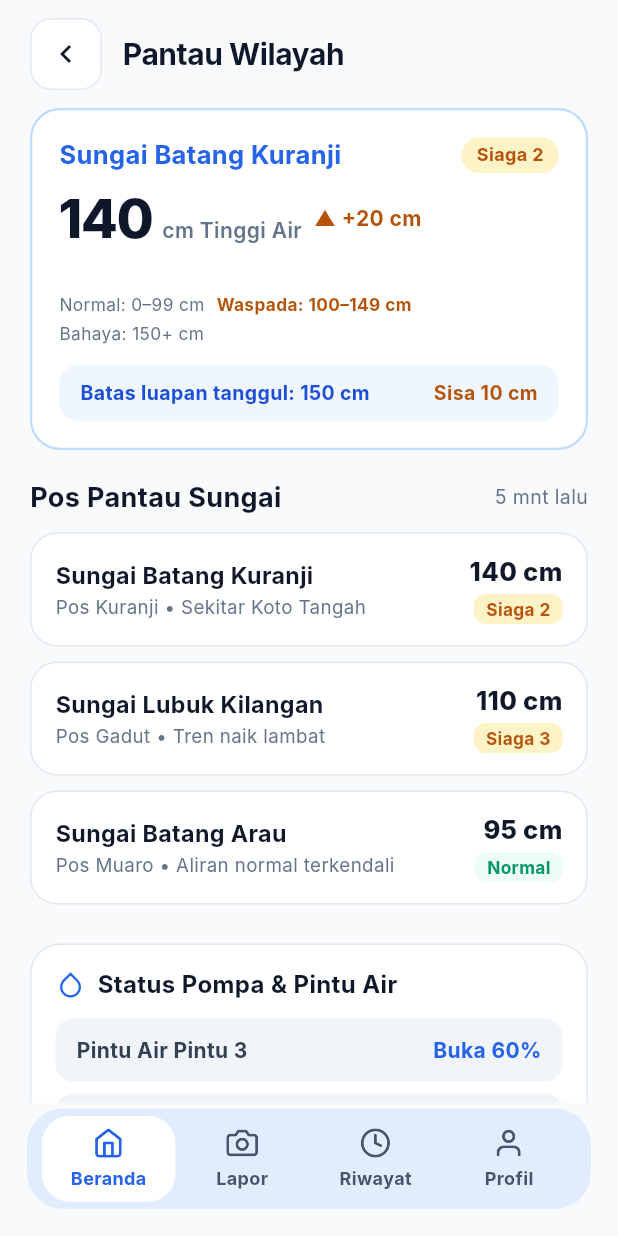
After one commit to muhammadrafifatihulihsan/siagabanjir, a Flutter app: the RegionMonitorScreen screen opened directly, on a phone screen of 412 x 824 dp. The commit adds this screen. Run offline on Flutter 3.47's test engine with Material 3 defaults, Android fonts, the phone set to English and light mode, and no system bars.

Commit message:
feat(monitor): implementasi halaman pantau wilayah publik sesuai monitor_public.svg dan integrasi beranda

```diff
--- a/apps/siagabanjir/lib/app/siaga_banjir_app.dart
+++ b/apps/siagabanjir/lib/app/siaga_banjir_app.dart
@@ -8,6 +8,7 @@ import '../features/home/presentation/home_action.dart';
 import '../features/home/presentation/home_preview_sheet.dart';
 import '../features/home/presentation/home_screen.dart';
 import '../features/messages/presentation/messages_inbox_screen.dart';
+import '../features/monitor/presentation/region_monitor_screen.dart';
 import '../features/reports/presentation/report_create_screen.dart';
 import '../shared/theme/siaga_theme.dart';
 
@@ -108,6 +109,17 @@ class SiagaBanjirApp extends StatelessWidget {
           ),
         ),
       );
+    } else if (next == HomeAction.monitor) {
+      await Navigator.of(context).push(
+        MaterialPageRoute<void>(
+          builder: (routeContext) => RegionMonitorScreen(
+            onHome: () => Navigator.pop(routeContext),
+            onReport: () => _openPreview(routeContext, HomeAction.report),
+            onHistory: () => _openPreview(routeContext, HomeAction.history),
+            onProfile: () => _openPreview(routeContext, HomeAction.profile),
+          ),
+        ),
+      );
     } else if (next != null) {
       await _openPreview(context, next);
     }
--- a/apps/siagabanjir/lib/features/home/presentation/home_preview_sheet.dart
+++ b/apps/siagabanjir/lib/features/home/presentation/home_preview_sheet.dart
@@ -73,6 +73,14 @@ class HomePreviewSheet extends StatelessWidget {
             ),
             const SizedBox(height: 12),
           ],
+          if (action == HomeAction.monitor) ...[
+            FilledButton.icon(
+              onPressed: () => Navigator.pop(context, HomeAction.monitor),
+              icon: const Icon(Icons.water_drop_outlined),
+              label: const Text('Buka Pantau Wilayah'),
+            ),
+            const SizedBox(height: 12),
+          ],
           if (action == HomeAction.all)
             for (final destination in HomeAction.values.where(
               (item) =>
--- /dev/null
+++ b/apps/siagabanjir/lib/features/monitor/domain/region_monitor_data.dart
@@ -0,0 +1,145 @@
+import 'package:flutter/material.dart';
+
+/// Status tingkat tinggi air sungai berdasarkan ambang batas peringatan dini.
+enum WaterLevelStatus {
+  normal(
+    label: 'Normal',
+    badgeBackground: Color(0xFFECFDF5),
+    badgeForeground: Color(0xFF059669),
+  ),
+  siaga3(
+    label: 'Siaga 3',
+    badgeBackground: Color(0xFFFEF3C7),
+    badgeForeground: Color(0xFFB45309),
+  ),
+  siaga2(
+    label: 'Siaga 2',
+    badgeBackground: Color(0xFFFEF3C7),
+    badgeForeground: Color(0xFFB45309),
+  ),
+  bahaya(
+    label: 'Bahaya',
+    badgeBackground: Color(0xFFFEE2E2),
+    badgeForeground: Color(0xFF991B1B),
+  );
+
+  const WaterLevelStatus({
+    required this.label,
+    required this.badgeBackground,
+    required this.badgeForeground,
+  });
+
+  final String label;
+  final Color badgeBackground;
+  final Color badgeForeground;
+}
+
+/// Data pos pantau sungai individual.
+class RiverPost {
+  const RiverPost({
+    required this.id,
+    required this.name,
+    required this.postLocation,
+    required this.waterLevelCm,
+    required this.status,
+    this.customStatusLabel,
+  });
+
+  final String id;
+  final String name;
+  final String postLocation;
+  final int waterLevelCm;
+  final WaterLevelStatus status;
+  final String? customStatusLabel;
+
+  String get displayStatus => customStatusLabel ?? status.label;
+}
+
+/// Status operasional infrastruktur drainase / pompa dan pintu air.
+class InfrastructureItem {
+  const InfrastructureItem({
+    required this.id,
+    required this.title,
+    required this.status,
+    this.highlightColor = const Color(0xFF2563EB),
+  });
+
+  final String id;
+  final String title;
+  final String status;
+  final Color highlightColor;
+}
+
+/// Data sungai utama yang disorot pada kartu atas.
+class FeaturedRiverStatus {
+  const FeaturedRiverStatus({
+    required this.name,
+    required this.waterLevelCm,
+    required this.changeCm,
+    required this.status,
+    required this.spillLimitCm,
+    required this.spillRemainingCm,
+    this.statusLabel = 'Siaga 2',
+  });
+
+  final String name;
+  final int waterLevelCm;
+  final int changeCm;
+  final WaterLevelStatus status;
+  final int spillLimitCm;
+  final int spillRemainingCm;
+  final String statusLabel;
+
+  String get formattedChange => '▲ +$changeCm cm';
+}
+
+/// Kumpulan data pemantauan wilayah publik default sesuai desain monitor_public.svg.
+const kDefaultFeaturedRiver = FeaturedRiverStatus(
+  name: 'Sungai Batang Kuranji',
+  waterLevelCm: 140,
+  changeCm: 20,
+  status: WaterLevelStatus.siaga2,
+  spillLimitCm: 150,
+  spillRemainingCm: 10,
+  statusLabel: 'Siaga 2',
+);
+
+const kDefaultRiverPosts = <RiverPost>[
+  RiverPost(
+    id: 'kuranji',
+    name: 'Sungai Batang Kuranji',
+    postLocation: 'Pos Kuranji • Sekitar Koto Tangah',
+    waterLevelCm: 140,
+    status: WaterLevelStatus.siaga2,
+    customStatusLabel: 'Siaga 2',
+  ),
+  RiverPost(
+    id: 'lubuk_kilangan',
+    name: 'Sungai Lubuk Kilangan',
+    postLocation: 'Pos Gadut • Tren naik lambat',
+    waterLevelCm: 110,
+    status: WaterLevelStatus.siaga3,
+    customStatusLabel: 'Siaga 3',
+  ),
+  RiverPost(
+    id: 'batang_arau',
+    name: 'Sungai Batang Arau',
+    postLocation: 'Pos Muaro • Aliran normal terkendali',
+    waterLevelCm: 95,
+    status: WaterLevelStatus.normal,
+    customStatusLabel: 'Normal',
+  ),
+];
+
+const kDefaultInfrastructureItems = <InfrastructureItem>[
+  InfrastructureItem(
+    id: 'pintu_3',
+    title: 'Pintu Air Pintu 3',
+    status: 'Buka 60%',
+  ),
+  InfrastructureItem(
+    id: 'pompa_kuranji',
+    title: 'Pompa Mobile Kuranji',
+    status: '2 Unit Siap',
+  ),
+];
--- /dev/null
+++ b/apps/siagabanjir/lib/features/monitor/presentation/region_monitor_screen.dart
@@ -0,0 +1,109 @@
+import 'package:flutter/material.dart';
+
+import '../../../shared/theme/siaga_theme.dart';
+import '../../../shared/widgets/citizen_navigation.dart';
+import '../domain/region_monitor_data.dart';
+import 'widgets/monitor_featured_card.dart';
+import 'widgets/monitor_header.dart';
+import 'widgets/monitor_infrastructure_card.dart';
+import 'widgets/monitor_river_posts_section.dart';
+
+/// Halaman Pantau Wilayah sesuai desain spesifikasi monitor_public.svg.
+/// Menampilkan data pemantauan publik:
+/// 1. Status tinggi air sungai utama yang disorot (Sungai Batang Kuranji) dengan
+///    indikator batas normal, waspada, bahaya, dan sisa jarak ke batas luapan tanggul.
+/// 2. Daftar pos pantau sungai lainnya (Sungai Lubuk Kilangan, Sungai Batang Arau).
+/// 3. Status kesiapan operasional infrastruktur (Pintu Air dan Pompa Air Bergerak).
+/// 4. Navigasi bawah terintegrasi (Beranda, Lapor, Riwayat, Profil).
+class RegionMonitorScreen extends StatelessWidget {
+  const RegionMonitorScreen({
+    super.key,
+    this.onHome,
+    this.onReport,
+    this.onHistory,
+    this.onProfile,
+    this.featuredRiver = kDefaultFeaturedRiver,
+    this.riverPosts = kDefaultRiverPosts,
+    this.infrastructureItems = kDefaultInfrastructureItems,
+  });
+
+  final VoidCallback? onHome;
+  final VoidCallback? onReport;
+  final VoidCallback? onHistory;
+  final VoidCallback? onProfile;
+  final FeaturedRiverStatus featuredRiver;
+  final List<RiverPost> riverPosts;
+  final List<InfrastructureItem> infrastructureItems;
+
+  void _onNavigationSelect(BuildContext context, CitizenDestination destination) {
+    switch (destination) {
+      case CitizenDestination.home:
+        if (onHome != null) {
+          onHome!();
+        } else if (Navigator.of(context).canPop()) {
+          Navigator.of(context).pop();
+        }
+      case CitizenDestination.report:
+        onReport?.call();
+      case CitizenDestination.history:
+        onHistory?.call();
+      case CitizenDestination.profile:
+        onProfile?.call();
+    }
+  }
+
+  @override
+  Widget build(BuildContext context) => Scaffold(
+    backgroundColor: SiagaTheme.background,
+    body: SafeArea(
+      child: Center(
+        child: ConstrainedBox(
+          constraints: const BoxConstraints(maxWidth: 600),
+          child: Column(
+            children: [
+              // Header atas dengan tombol kembali dan judul halaman
+              MonitorHeader(
+                onBack: () {
+                  if (Navigator.of(context).canPop()) {
+                    Navigator.of(context).pop();
+                  } else if (onHome != null) {
+                    onHome!();
+                  }
+                },
+              ),
+
+              // Area konten pemantauan yang dapat di-scroll
+              Expanded(
+                child: SingleChildScrollView(
+                  key: const PageStorageKey('region-monitor-scroll'),
+                  padding: const EdgeInsets.fromLTRB(20, 0, 20, 24),
+                  child: Column(
+                    crossAxisAlignment: CrossAxisAlignment.stretch,
+                    children: [
+                      // Kartu utama pemantauan tinggi air sungai yang disorot
+                      MonitorFeaturedCard(featuredRiver: featuredRiver),
+                      const SizedBox(height: 20),
+
+                      // Bagian daftar pos pantau sungai
+                      MonitorRiverPostsSection(riverPosts: riverPosts),
+                      const SizedBox(height: 16),
+
+                      // Kartu status infrastruktur pompa & pintu air
+                      MonitorInfrastructureCard(items: infrastructureItems),
+                    ],
+                  ),
+                ),
+              ),
+
+              // Navigasi bawah bersama
+              CitizenNavigation(
+                selected: CitizenDestination.home,
+                onSelect: (dest) => _onNavigationSelect(context, dest),
+              ),
+            ],
+          ),
+        ),
+      ),
+    ),
+  );
+}
--- /dev/null
+++ b/apps/siagabanjir/lib/features/monitor/presentation/widgets/monitor_featured_card.dart
@@ -0,0 +1,198 @@
+import 'package:flutter/material.dart';
+
+import '../../domain/region_monitor_data.dart';
+
+/// Kartu sorotan utama tinggi air sungai (contoh: Sungai Batang Kuranji).
+/// Menampilkan nilai ketinggian air real-time, tren kenaikan, indikator segmen ambang batas,
+/// dan peringatan batas luapan tanggul.
+class MonitorFeaturedCard extends StatelessWidget {
+  const MonitorFeaturedCard({
+    super.key,
+    this.featuredRiver = kDefaultFeaturedRiver,
+  });
+
+  final FeaturedRiverStatus featuredRiver;
+
+  @override
+  Widget build(BuildContext context) => Container(
+    padding: const EdgeInsets.all(18),
+    decoration: BoxDecoration(
+      color: Colors.white,
+      borderRadius: BorderRadius.circular(20),
+      border: Border.all(color: const Color(0xFFBFDBFE), width: 1.5),
+    ),
+    child: Column(
+      crossAxisAlignment: CrossAxisAlignment.start,
+      children: [
+        // Baris judul sungai & badge status
+        Row(
+          mainAxisAlignment: MainAxisAlignment.spaceBetween,
+          crossAxisAlignment: CrossAxisAlignment.center,
+          children: [
+            Expanded(
+              child: Text(
+                featuredRiver.name,
+                style: const TextStyle(
+                  fontSize: 17,
+                  fontWeight: FontWeight.w700,
+                  color: Color(0xFF2563EB),
+                ),
+              ),
+            ),
+            const SizedBox(width: 8),
+            Container(
+              padding: const EdgeInsets.symmetric(horizontal: 10, vertical: 4),
+              decoration: BoxDecoration(
+                color: featuredRiver.status.badgeBackground,
+                borderRadius: BorderRadius.circular(12),
+              ),
+              child: Text(
+                featuredRiver.statusLabel,
+                style: TextStyle(
+                  fontSize: 12,
+                  fontWeight: FontWeight.w700,
+                  color: featuredRiver.status.badgeForeground,
+                ),
+              ),
+            ),
+          ],
+        ),
+        const SizedBox(height: 12),
+
+        // Metrik angka ketinggian air & indikator kenaikan
+        Wrap(
+          alignment: WrapAlignment.spaceBetween,
+          crossAxisAlignment: WrapCrossAlignment.center,
+          spacing: 8,
+          runSpacing: 4,
+          children: [
+            FittedBox(
+              fit: BoxFit.scaleDown,
+              alignment: Alignment.centerLeft,
+              child: Row(
+                mainAxisSize: MainAxisSize.min,
+                crossAxisAlignment: CrossAxisAlignment.baseline,
+                textBaseline: TextBaseline.alphabetic,
+                children: [
+                  Text(
+                    '${featuredRiver.waterLevelCm}',
+                    style: const TextStyle(
+                      fontSize: 36,
+                      fontWeight: FontWeight.w800,
+                      color: Color(0xFF0F172A),
+                      height: 1,
+                      letterSpacing: -1,
+                    ),
+                  ),
+                  const SizedBox(width: 6),
+                  const Text(
+                    'cm Tinggi Air',
+                    style: TextStyle(
+                      fontSize: 14,
+                      fontWeight: FontWeight.w600,
+                      color: Color(0xFF64748B),
+                    ),
+                  ),
+                ],
+              ),
+            ),
+            Text(
+              featuredRiver.formattedChange,
+              style: const TextStyle(
+                fontSize: 14,
+                fontWeight: FontWeight.w700,
+                color: Color(0xFFB45309),
+              ),
+            ),
+          ],
+        ),
+        const SizedBox(height: 14),
+
+        // Indikator segmen bar berwarna (Hijau, Kuning, Merah)
+        ClipRRect(
+          borderRadius: BorderRadius.circular(4),
+          child: SizedBox(
+            height: 8,
+            child: Row(
+              children: const [
+                Expanded(
+                  flex: 100,
+                  child: ColoredBox(color: Color(0xFFA7F3D0)),
+                ),
+                Expanded(
+                  flex: 50,
+                  child: ColoredBox(color: Color(0xFFFCD34D)),
+                ),
+                Expanded(
+                  flex: 50,
+                  child: ColoredBox(color: Color(0xFFFCA5A5)),
+                ),
+              ],
+            ),
+          ),
+        ),
+        const SizedBox(height: 10),
+
+        // Rentang ambang batas
+        Wrap(
+          alignment: WrapAlignment.spaceBetween,
+          spacing: 8,
+          runSpacing: 4,
+          children: const [
+            Text(
+              'Normal: 0–99 cm',
+              style: TextStyle(fontSize: 11.5, color: Color(0xFF64748B)),
+            ),
+            Text(
+              'Waspada: 100–149 cm',
+              style: TextStyle(
+                fontSize: 11.5,
+                fontWeight: FontWeight.w700,
+                color: Color(0xFFB45309),
+              ),
+            ),
+            Text(
+              'Bahaya: 150+ cm',
+              style: TextStyle(fontSize: 11.5, color: Color(0xFF64748B)),
+            ),
+          ],
+        ),
+        const SizedBox(height: 14),
+
+        // Banner batas luapan tanggul
+        Container(
+          width: double.infinity,
+          padding: const EdgeInsets.symmetric(horizontal: 14, vertical: 10),
+          decoration: BoxDecoration(
+            color: const Color(0xFFEFF6FF),
+            borderRadius: BorderRadius.circular(12),
+          ),
+          child: Wrap(
+            alignment: WrapAlignment.spaceBetween,
+            crossAxisAlignment: WrapCrossAlignment.center,
+            spacing: 8,
+            runSpacing: 4,
+            children: [
+              Text(
+                'Batas luapan tanggul: ${featuredRiver.spillLimitCm} cm',
+                style: const TextStyle(
+                  fontSize: 13,
+                  fontWeight: FontWeight.w700,
+                  color: Color(0xFF1D4ED8),
+                ),
+              ),
+              Text(
+                'Sisa ${featuredRiver.spillRemainingCm} cm',
+                style: const TextStyle(
+                  fontSize: 13,
+                  fontWeight: FontWeight.w700,
+                  color: Color(0xFFB45309),
+                ),
+              ),
+            ],
+          ),
+        ),
+      ],
+    ),
+  );
+}
--- /dev/null
+++ b/apps/siagabanjir/lib/features/monitor/presentation/widgets/monitor_header.dart
@@ -0,0 +1,55 @@
+import 'package:flutter/material.dart';
+
+/// Header atas untuk layar Pantau Wilayah dengan tombol kembali dan judul halaman.
+class MonitorHeader extends StatelessWidget {
+  const MonitorHeader({super.key, required this.onBack});
+
+  final VoidCallback onBack;
+
+  @override
+  Widget build(BuildContext context) => Padding(
+    padding: const EdgeInsets.fromLTRB(20, 12, 20, 12),
+    child: Row(
+      children: [
+        Semantics(
+          label: 'Kembali',
+          button: true,
+          child: Material(
+            color: Colors.white,
+            shape: RoundedRectangleBorder(
+              borderRadius: BorderRadius.circular(14),
+              side: const BorderSide(color: Color(0xFFE2E8F0)),
+            ),
+            child: InkWell(
+              onTap: onBack,
+              borderRadius: BorderRadius.circular(14),
+              child: const SizedBox(
+                width: 48,
+                height: 48,
+                child: Center(
+                  child: Icon(
+                    Icons.chevron_left,
+                    size: 24,
+                    color: Color(0xFF0F172A),
+                  ),
+                ),
+              ),
+            ),
+          ),
+        ),
+        const SizedBox(width: 14),
+        const Expanded(
+          child: Text(
+            'Pantau Wilayah',
+            style: TextStyle(
+              fontSize: 20,
+              fontWeight: FontWeight.w700,
+              color: Color(0xFF0F172A),
+              letterSpacing: -0.3,
+            ),
+          ),
+        ),
+      ],
+    ),
+  );
+}
--- /dev/null
+++ b/apps/siagabanjir/lib/features/monitor/presentation/widgets/monitor_infrastructure_card.dart
@@ -0,0 +1,84 @@
+import 'package:flutter/material.dart';
+
+import '../../../../shared/widgets/local_icon.dart';
+import '../../domain/region_monitor_data.dart';
+
+/// Kartu status kesiapan operasional infrastruktur (Pompa & Pintu Air).
+class MonitorInfrastructureCard extends StatelessWidget {
+  const MonitorInfrastructureCard({
+    super.key,
+    this.items = kDefaultInfrastructureItems,
+  });
+
+  final List<InfrastructureItem> items;
+
+  @override
+  Widget build(BuildContext context) => Container(
+    padding: const EdgeInsets.all(16),
+    decoration: BoxDecoration(
+      color: Colors.white,
+      borderRadius: BorderRadius.circular(20),
+      border: Border.all(color: const Color(0xFFE2E8F0)),
+    ),
+    child: Column(
+      crossAxisAlignment: CrossAxisAlignment.start,
+      children: [
+        // Judul kartu dengan ikon tetesan air
+        Row(
+          children: const [
+            LocalIcon('water', size: 20, color: Color(0xFF2563EB)),
+            SizedBox(width: 8),
+            Expanded(
+              child: Text(
+                'Status Pompa & Pintu Air',
+                style: TextStyle(
+                  fontSize: 16,
+                  fontWeight: FontWeight.w700,
+                  color: Color(0xFF0F172A),
+                ),
+              ),
+            ),
+          ],
+        ),
+        const SizedBox(height: 12),
+
+        // Daftar item status pompa dan pintu air
+        for (var i = 0; i < items.length; i++) ...[
+          if (i > 0) const SizedBox(height: 8),
+          Container(
+            width: double.infinity,
+            padding: const EdgeInsets.symmetric(horizontal: 14, vertical: 12),
+            decoration: BoxDecoration(
+              color: const Color(0xFFF1F5F9),
+              borderRadius: BorderRadius.circular(12),
+            ),
+            child: Wrap(
+              alignment: WrapAlignment.spaceBetween,
+              crossAxisAlignment: WrapCrossAlignment.center,
+              spacing: 8,
+              runSpacing: 4,
+              children: [
+                Text(
+                  items[i].title,
+                  style: const TextStyle(
+                    fontSize: 14,
+                    fontWeight: FontWeight.w700,
+                    color: Color(0xFF334155),
+                  ),
+                ),
+                Text(
+                  items[i].status,
+                  style: TextStyle(
+                    fontSize: 14,
+                    fontWeight: FontWeight.w700,
+                    color: items[i].highlightColor,
+                  ),
+                ),
+              ],
+            ),
+          ),
+        ],
+      ],
+    ),
+  );
+}
--- /dev/null
+++ b/apps/siagabanjir/lib/features/monitor/presentation/widgets/monitor_river_posts_section.dart
@@ -0,0 +1,137 @@
+import 'package:flutter/material.dart';
+
+import '../../domain/region_monitor_data.dart';
+
+/// Bagian daftar Pos Pantau Sungai yang menampilkan status berbagai pos pengamatan.
+class MonitorRiverPostsSection extends StatelessWidget {
+  const MonitorRiverPostsSection({
+    super.key,
+    this.riverPosts = kDefaultRiverPosts,
+    this.lastUpdatedText = '5 mnt lalu',
+  });
+
+  final List<RiverPost> riverPosts;
+  final String lastUpdatedText;
+
+  @override
+  Widget build(BuildContext context) => Column(
+    crossAxisAlignment: CrossAxisAlignment.start,
+    children: [
+      // Header bagian pos pantau
+      Row(
+        mainAxisAlignment: MainAxisAlignment.spaceBetween,
+        crossAxisAlignment: CrossAxisAlignment.center,
+        children: [
+          const Expanded(
+            child: Text(
+              'Pos Pantau Sungai',
+              style: TextStyle(
+                fontSize: 18,
+                fontWeight: FontWeight.w700,
+                color: Color(0xFF0F172A),
+              ),
+            ),
+          ),
+          const SizedBox(width: 8),
+          Text(
+            lastUpdatedText,
+            style: const TextStyle(
+              fontSize: 13,
+              color: Color(0xFF64748B),
+            ),
+          ),
+        ],
+      ),
+      const SizedBox(height: 12),
+
+      // Daftar kartu pos sungai
+      for (final post in riverPosts) ...[
+        _RiverPostCard(post: post),
+        const SizedBox(height: 10),
+      ],
+    ],
+  );
+}
+
+class _RiverPostCard extends StatelessWidget {
+  const _RiverPostCard({required this.post});
+
+  final RiverPost post;
+
+  @override
+  Widget build(BuildContext context) => Container(
+    padding: const EdgeInsets.symmetric(horizontal: 16, vertical: 14),
+    decoration: BoxDecoration(
+      color: Colors.white,
+      borderRadius: BorderRadius.circular(18),
+      border: Border.all(color: const Color(0xFFE2E8F0)),
+    ),
+    child: Row(
+      crossAxisAlignment: CrossAxisAlignment.center,
+      children: [
+        // Informasi pos dan lokasi
+        Expanded(
+          child: Column(
+            crossAxisAlignment: CrossAxisAlignment.start,
+            mainAxisSize: MainAxisSize.min,
+            children: [
+              Text(
+                post.name,
+                style: const TextStyle(
+                  fontSize: 15.5,
+                  fontWeight: FontWeight.w700,
+                  color: Color(0xFF0F172A),
+                ),
+              ),
+              const SizedBox(height: 3),
+              Text(
+                post.postLocation,
+                style: const TextStyle(
+                  fontSize: 12.5,
+                  color: Color(0xFF64748B),
+                ),
+              ),
+            ],
+          ),
+        ),
+        const SizedBox(width: 12),
+
+        // Metrik angka ketinggian & badge status
+        FittedBox(
+          fit: BoxFit.scaleDown,
+          alignment: Alignment.centerRight,
+          child: Column(
+            crossAxisAlignment: CrossAxisAlignment.end,
+            mainAxisSize: MainAxisSize.min,
+            children: [
+              Text(
+                '${post.waterLevelCm} cm',
+                style: const TextStyle(
+                  fontSize: 17,
+                  fontWeight: FontWeight.w800,
+                  color: Color(0xFF0F172A),
+                ),
+              ),
+              const SizedBox(height: 4),
+              Container(
+                padding: const EdgeInsets.symmetric(horizontal: 8, vertical: 2.5),
+                decoration: BoxDecoration(
+                  color: post.status.badgeBackground,
+                  borderRadius: BorderRadius.circular(8),
+                ),
+                child: Text(
+                  post.displayStatus,
+                  style: TextStyle(
+                    fontSize: 11.5,
+                    fontWeight: FontWeight.w700,
+                    color: post.status.badgeForeground,
+                  ),
+                ),
+              ),
+            ],
+          ),
+        ),
+      ],
+    ),
+  );
+}
```
Also changed, not shown: 6 other files.
